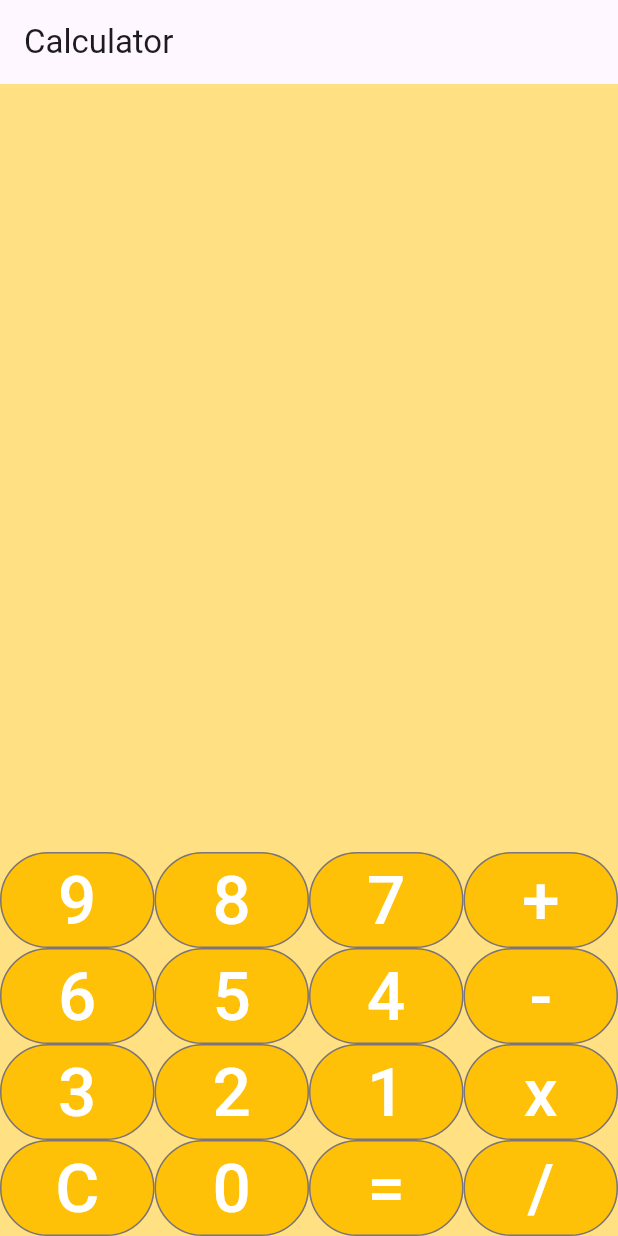
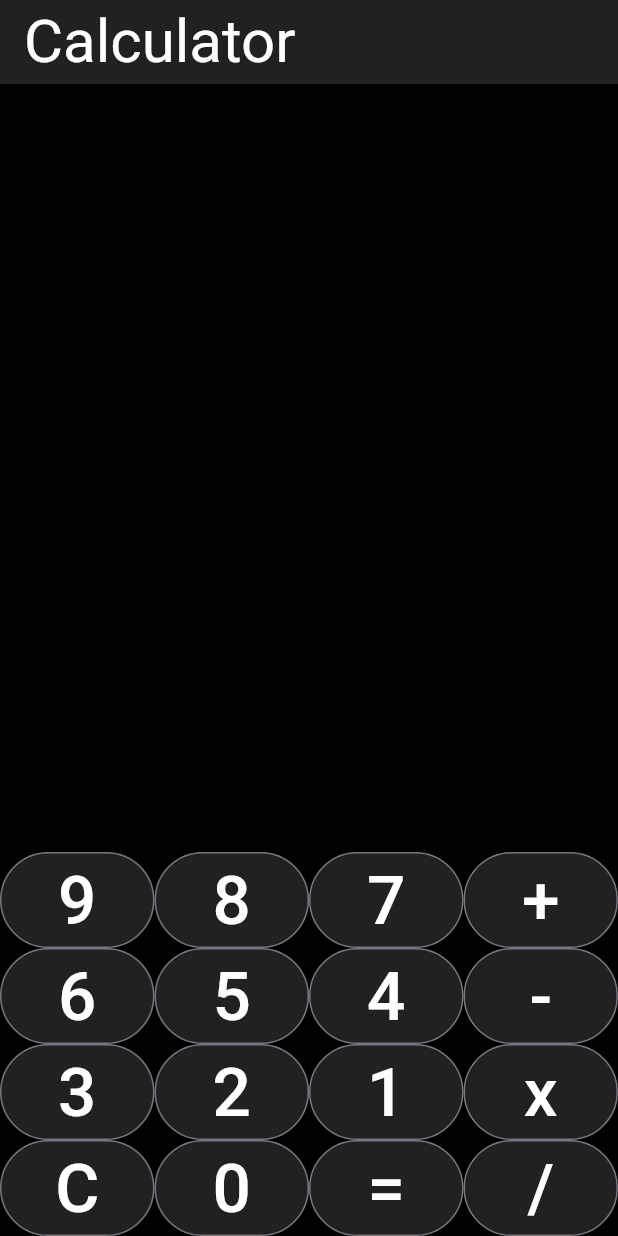
Before and after one commit to aiwithmaaz/CalculatorApp-flutter, a Flutter app: the screen it shows after launch, on a phone screen of 412 x 824 dp. Run offline on Flutter 3.47's test engine with Material 3 defaults, Android fonts, the phone set to English and light mode, and no system bars.

Commit message:
first commit by aiwithmaaz

```diff
--- a/lib/homepage.dart
+++ b/lib/homepage.dart
@@ -1,3 +1,5 @@
+import 'dart:math';
+
 import 'package:calculator/btnclick.dart';
 import 'package:flutter/material.dart';
 
@@ -13,7 +15,7 @@ class _HomepageState extends State<Homepage> {
     return Expanded(
       child: OutlinedButton(
         style: ButtonStyle(
-          backgroundColor: WidgetStateProperty.all(Colors.amber.shade500),
+          backgroundColor: WidgetStateProperty.all(Colors.grey.shade900),
         ),
         onPressed: () {
           btnclickedFunction(btnVal);
@@ -33,10 +35,14 @@ class _HomepageState extends State<Homepage> {
   Widget build(BuildContext context) {
     return Scaffold(
       appBar: AppBar(
-        title: const Text("Calculator"),
+        backgroundColor: Colors.grey.shade900,
+        title: const Text(
+          "Calculator",
+          style: TextStyle(color: Colors.white, fontSize: 40),
+        ),
       ),
       body: Container(
-        color: Colors.amber.shade200,
+        color: Colors.black,
         child: Column(
           mainAxisAlignment: MainAxisAlignment.end,
           children: [
@@ -46,7 +52,10 @@ class _HomepageState extends State<Homepage> {
                 padding: const EdgeInsets.all(10),
                 child: Text(
                   texttodisplay,
-                  style: const TextStyle(fontSize: 25, fontWeight: FontWeight.w600),
+                  style: const TextStyle(
+                      color: Colors.white70,
+                      fontSize: 50,
+                      fontWeight: FontWeight.w600),
                 ),
               ),
             ),
```
